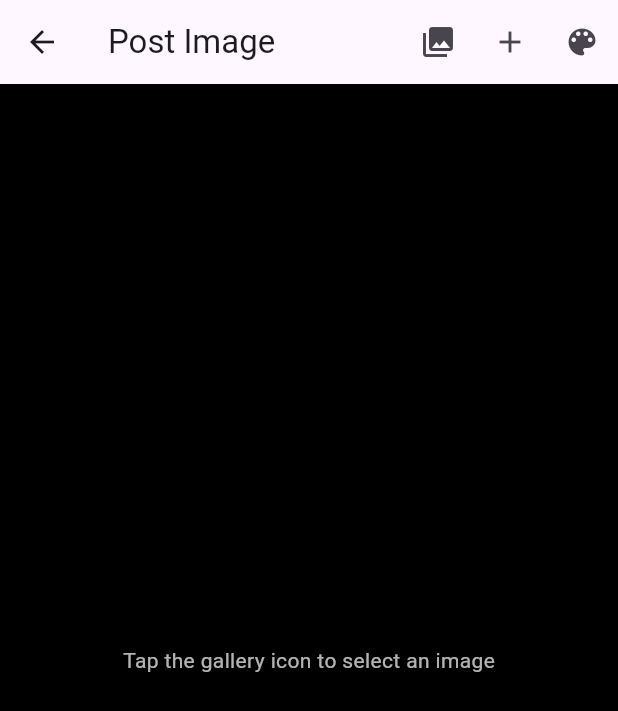
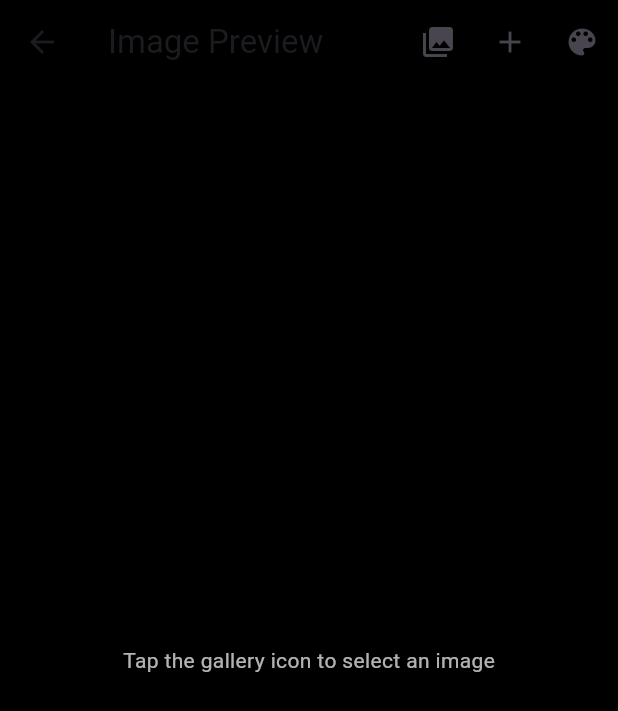
Before and after one commit to AnujKUMAR430/feature, a Flutter app: the FacebookImagePreviewPage screen opened directly, after a tap on the "photo library" icon, on a phone screen of 412 x 824 dp. Shown: the top 711 px of the screen. Run offline on Flutter 3.47's test engine with Material 3 defaults, Android fonts, the phone set to English and light mode, and no system bars; our stand-ins replace camera, get, image_picker, permission_handler, video_player; missing offline and left inert: croppy.

Commit message:
rotating feature

```diff
--- a/lib/features/post/image_post/image_post_controller.dart
+++ b/lib/features/post/image_post/image_post_controller.dart
@@ -1,6 +1,9 @@
 import 'dart:io';
+import 'dart:ui';
+
 import 'package:flutter/material.dart';
-import 'package:get/get.dart';
+import 'package:get/get_rx/src/rx_types/rx_types.dart';
+import 'package:get/get_state_manager/src/simple/get_controllers.dart';
 import 'package:image_picker/image_picker.dart';
 
 class FacebookImagePreviewController extends GetxController {
@@ -13,6 +16,12 @@ class FacebookImagePreviewController extends GetxController {
   RxBool showColorPicker = false.obs;
   Rx<Color> overlayBackgroundColor = Colors.black45.obs;
 
+  // 🆕 For drag, scale, rotate
+  Rx<Offset> overlayPosition = Offset(0, 0).obs;
+  RxDouble overlayScale = 1.0.obs;
+  RxDouble overlayRotation = 0.0.obs;
+  RxDouble initialRotation = 0.0.obs;
+
   Future<void> pickImageFromGallery() async {
     final image = await picker.pickImage(source: ImageSource.gallery);
     if (image != null) {
@@ -21,6 +30,9 @@ class FacebookImagePreviewController extends GetxController {
       textController.value = null;
       showColorPicker.value = false;
       overlayBackgroundColor.value = Colors.black45;
+      overlayPosition.value = Offset(0, 0);
+      overlayScale.value = 1.0;
+      overlayRotation.value = 0.0;
     }
   }
 
@@ -29,6 +41,9 @@ class FacebookImagePreviewController extends GetxController {
     showTextOverlay.value = true;
     showColorPicker.value = false;
     overlayBackgroundColor.value = Colors.black45;
+    overlayPosition.value = Offset(0, 0);
+    overlayScale.value = 1.0;
+    overlayRotation.value = 0.0;
   }
 
   void toggleColorPicker() {
--- a/lib/features/post/image_post/image_post_view.dart
+++ b/lib/features/post/image_post/image_post_view.dart
@@ -23,8 +23,8 @@ class FacebookImagePreviewPage extends StatelessWidget {
     return Scaffold(
       backgroundColor: Colors.black,
       appBar: AppBar(
-        title: const Text("Post Image"),
-        // backgroundColor: Colors.black,
+        title: const Text("Image Preview"),
+        backgroundColor: Colors.black,
         actions: [
           IconButton(
             icon: const Icon(Icons.photo_library),
@@ -41,14 +41,12 @@ class FacebookImagePreviewPage extends StatelessWidget {
         ],
       ),
       body: GestureDetector(
+        behavior: HitTestBehavior.opaque,
         onTap: () {
           FocusScope.of(context).unfocus();
         },
         child: Obx(() {
           final image = controller.selectedImage.value;
-          final showText = controller.showTextOverlay.value;
-          final showColorPicker = controller.showColorPicker.value;
-          final overlayColor = controller.overlayBackgroundColor.value;
           final textCtrl = controller.textController.value;
 
           if (image == null) {
@@ -62,20 +60,59 @@ class FacebookImagePreviewPage extends StatelessWidget {
 
           return Stack(
             children: [
-              // ✅ Image
+              // ✅ Background image
               Positioned.fill(child: Image.file(image, fit: BoxFit.cover)),
 
-              // ✅ Text Overlay (centered)
-              if (showText && textCtrl != null)
-                Center(
+              // ✅ Text overlay with gesture support
+              if (controller.showTextOverlay.value && textCtrl != null)
+                Positioned.fill(
+                  child: GestureDetector(
+                    onScaleStart: (details) {
+                      controller.initialRotation.value =
+                          controller.overlayRotation.value;
+                    },
+
+                    onScaleUpdate: (details) {
+                      controller.overlayPosition.value +=
+                          details.focalPointDelta;
+
+                      // Clamp scale
+                      controller.overlayScale.value =
+                          (controller.overlayScale.value * details.scale).clamp(
+                            0.5,
+                            5.0,
+                          );
+
+                      // Apply rotation relative to starting point
+                      controller.overlayRotation.value =
+                          controller.initialRotation.value + details.rotation;
+                    },
+
+                    child: Obx(
+                      () => Stack(
+                        children: [
+                          Positioned(
+                            left: controller.overlayPosition.value.dx,
+                            top: controller.overlayPosition.value.dy,
+                            child: Transform.rotate(
+                              angle: controller.overlayRotation.value,
+                              child: Transform.scale(
+                                scale: controller.overlayScale.value,
                                 child: Container(
                                   padding: const EdgeInsets.symmetric(
                                     horizontal: 16,
                                     vertical: 8,
                                   ),
                                   decoration: BoxDecoration(
-                      color: overlayColor,
+                                    color:
+                                        controller.overlayBackgroundColor.value,
                                     borderRadius: BorderRadius.circular(12),
+                                  ),
+                                  child: ConstrainedBox(
+                                    constraints: const BoxConstraints(
+                                      minWidth: 100,
+                                      maxWidth:
+                                          300, // ✅ FIX for InputDecorator error
                                     ),
                                     child: TextField(
                                       controller: textCtrl,
@@ -87,15 +124,25 @@ class FacebookImagePreviewPage extends StatelessWidget {
                                       maxLines: null,
                                       decoration: const InputDecoration(
                                         hintText: "Type here...",
-                        hintStyle: TextStyle(color: Colors.white38),
+                                        hintStyle: TextStyle(
+                                          color: Colors.white38,
+                                        ),
                                         border: InputBorder.none,
+                                      ),
+                                    ),
+                                  ),
+                                ),
+                              ),
+                            ),
+                          ),
+                        ],
                       ),
                     ),
                   ),
                 ),
 
               // ✅ Color Picker
-              if (showColorPicker)
+              if (controller.showColorPicker.value)
                 Positioned(
                   bottom: 8,
                   left: 0,
```
Lines whose indentation alone changed are shown as unchanged.
